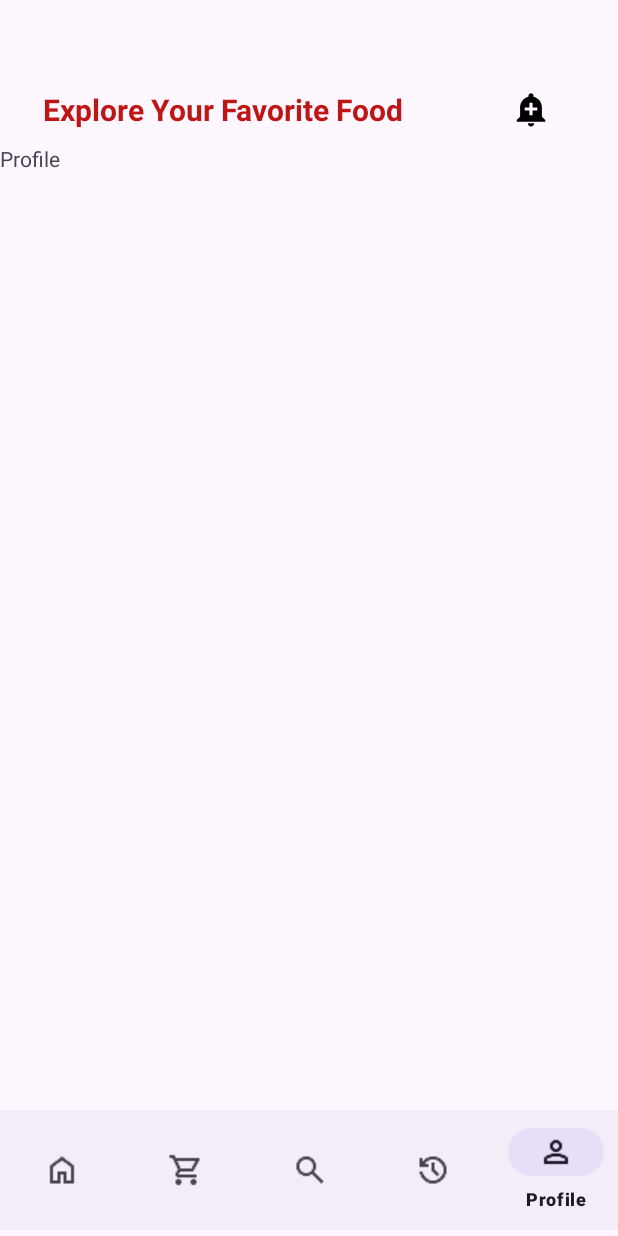
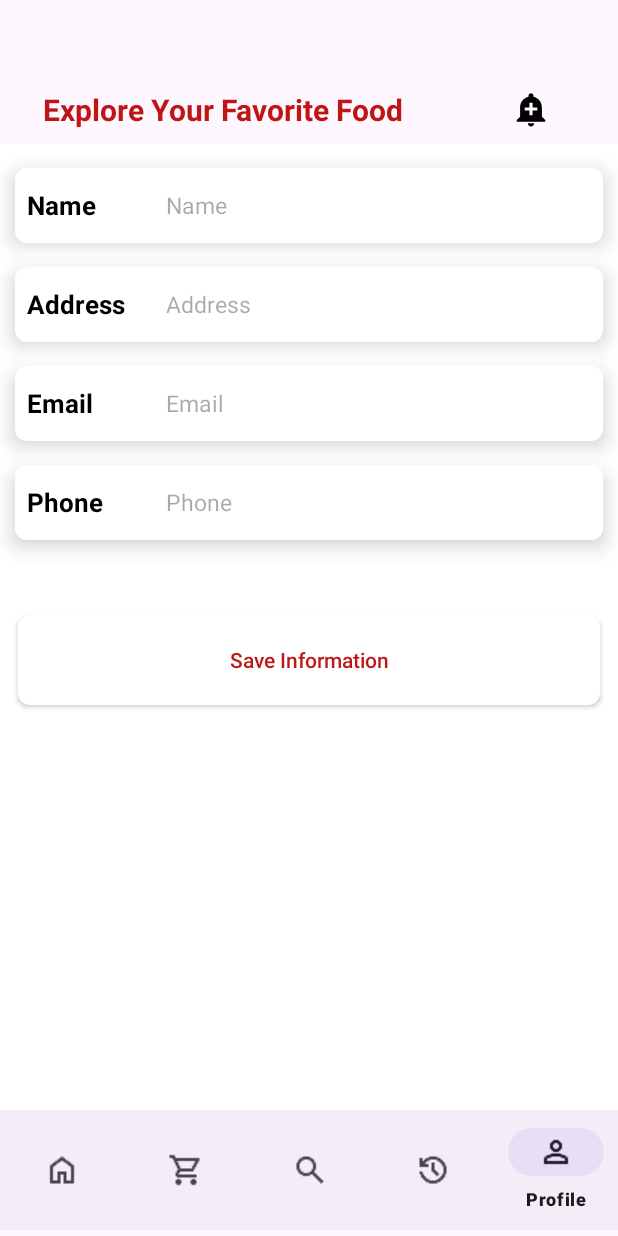
Before and after one commit to Pradeep912830/QuickBite, an Android app: the ProfileFragment screen opened through its navigation route, on a phone screen of 412 x 824 dp. Run offline under Robolectric (Android 15) with nearby library versions, the phone set to English and light mode, and no system bars; our stand-ins replace navigation-ui; libraries missing offline, so code that uses them is left out: com.denzcoskun.imageslider; 8 statements that could not run were skipped.

Commit message:
half work of profile fragment

```diff
--- /dev/null
+++ b/app/src/main/res/drawable/profile_backgroung.xml
@@ -0,0 +1,8 @@
+<?xml version="1.0" encoding="utf-8"?>
+<!-- res/drawable/edittext_background.xml -->
+<shape xmlns:android="http://schemas.android.com/apk/res/android"
+    android:shape="rectangle">
+    <solid android:color="#FFFFFF"/> <!-- background color -->
+    <corners android:radius="8dp"/>
+    <stroke android:width="0dp" android:color="#00000000"/> <!-- no border -->
+</shape>
--- a/app/src/main/res/layout/fragment_profile.xml
+++ b/app/src/main/res/layout/fragment_profile.xml
@@ -1,14 +1,158 @@
 <?xml version="1.0" encoding="utf-8"?>
-<FrameLayout xmlns:android="http://schemas.android.com/apk/res/android"
+<LinearLayout
+    xmlns:android="http://schemas.android.com/apk/res/android"
     xmlns:tools="http://schemas.android.com/tools"
     android:layout_width="match_parent"
     android:layout_height="match_parent"
+    android:orientation="vertical"
+    android:background="@color/white"
     tools:context=".Fragment.ProfileFragment">
 
-    <!-- TODO: Update blank fragment layout -->
-    <TextView
+
+    <LinearLayout
         android:layout_width="match_parent"
-        android:layout_height="match_parent"
-        android:text="Profile" />
+        android:layout_height="wrap_content"
+        android:background="@drawable/profile_backgroung"
+        android:layout_marginLeft="10dp"
+        android:layout_marginRight="10dp"
+        android:elevation="8dp"
+        android:gravity="center"
+        android:layout_marginTop="16dp"
+        android:orientation="horizontal">
 
-</FrameLayout>
+        <TextView
+            android:layout_width="95dp"
+            android:layout_height="50dp"
+            android:text="Name"
+            android:textSize="17sp"
+            android:padding="8dp"
+            android:gravity="center_vertical"
+            android:textStyle="bold"
+            android:textColor="@color/black"/>
+
+        <EditText
+            android:layout_width="match_parent"
+            android:layout_height="wrap_content"
+            android:textColor="@color/black"
+            android:inputType="text"
+            android:textStyle="normal"
+            android:padding="5dp"
+            android:textSize="15sp"
+            android:hint="Name"
+            android:background="@null"/>
+    </LinearLayout>
+
+    <LinearLayout
+        android:layout_width="match_parent"
+        android:layout_height="wrap_content"
+        android:background="@drawable/profile_backgroung"
+        android:layout_marginLeft="10dp"
+        android:layout_marginRight="10dp"
+        android:elevation="8dp"
+        android:gravity="center"
+        android:layout_marginTop="16dp"
+        android:orientation="horizontal">
+
+        <TextView
+            android:layout_width="95dp"
+            android:layout_height="50dp"
+            android:text="Address"
+            android:textSize="17sp"
+            android:padding="8dp"
+            android:gravity="center_vertical"
+            android:textStyle="bold"
+            android:textColor="@color/black"/>
+
+        <EditText
+            android:layout_width="match_parent"
+            android:layout_height="wrap_content"
+            android:background="@null"
+            android:hint="Address"
+            android:inputType="textMultiLine"
+            android:padding="5dp"
+            android:textSize="15sp"
+            android:textStyle="normal"
+            android:textColor="@color/black" />
+    </LinearLayout>
+
+    <LinearLayout
+        android:layout_width="match_parent"
+        android:layout_height="wrap_content"
+        android:background="@drawable/profile_backgroung"
+        android:layout_marginLeft="10dp"
+        android:layout_marginRight="10dp"
+        android:elevation="8dp"
+        android:gravity="center"
+        android:layout_marginTop="16dp"
+        android:orientation="horizontal">
+
+        <TextView
+            android:layout_width="95dp"
+            android:layout_height="50dp"
+            android:text="Email"
+            android:textSize="17sp"
+            android:padding="8dp"
+            android:gravity="center_vertical"
+            android:textStyle="bold"
+            android:textColor="@color/black"/>
+
+        <EditText
+            android:layout_width="match_parent"
+            android:layout_height="wrap_content"
+            android:background="@null"
+            android:hint="Email"
+            android:inputType="textEmailAddress"
+            android:padding="5dp"
+            android:textSize="15sp"
+            android:textColor="@color/black"
+            android:textStyle="normal" />
+    </LinearLayout>
+
+    <LinearLayout
+        android:layout_width="match_parent"
+        android:layout_height="wrap_content"
+        android:background="@drawable/profile_backgroung"
+        android:layout_marginLeft="10dp"
+        android:layout_marginRight="10dp"
+        android:elevation="8dp"
+        android:gravity="center"
+        android:layout_marginTop="16dp"
+        android:orientation="horizontal">
+
+        <TextView
+            android:layout_width="95dp"
+            android:layout_height="50dp"
+            android:gravity="center_vertical"
+            android:padding="8dp"
+            android:text="Phone"
+            android:textColor="@color/black"
+            android:textSize="17sp"
+            android:textStyle="bold" />
+
+        <EditText
+            android:layout_width="match_parent"
+            android:layout_height="wrap_content"
+            android:textColor="@color/black"
+            android:inputType="phone"
+            android:padding="5dp"
+            android:textSize="15sp"
+            android:textStyle="normal"
+            android:hint="Phone"
+            android:background="@null"/>
+
+    </LinearLayout>
+
+        <androidx.appcompat.widget.AppCompatButton
+            android:layout_width="match_parent"
+            android:layout_height="60dp"
+            android:text="Save Information"
+            android:layout_marginTop="50dp"
+            android:layout_marginRight="12dp"
+            android:elevation="20dp"
+            android:layout_marginLeft="12dp"
+            android:background="@drawable/profile_backgroung"
+            android:textAllCaps="false"
+            android:textColor="@color/mainDark"/>
+
+
+</LinearLayout>
```
